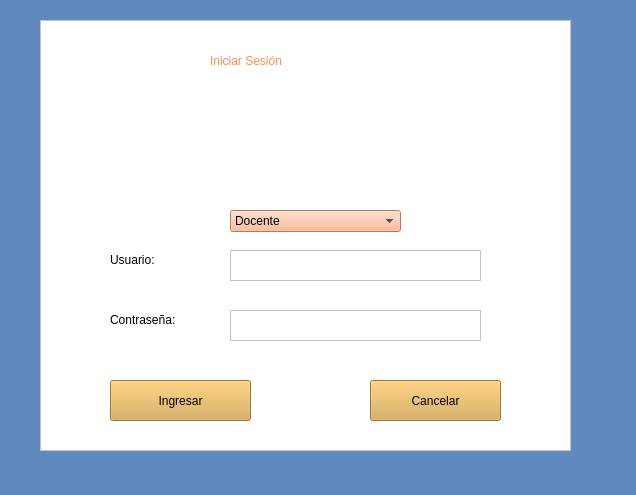
This is login.ui in Shanem007/AulaVirtual as Qt 5 draws it before an edit. The edited form follows.
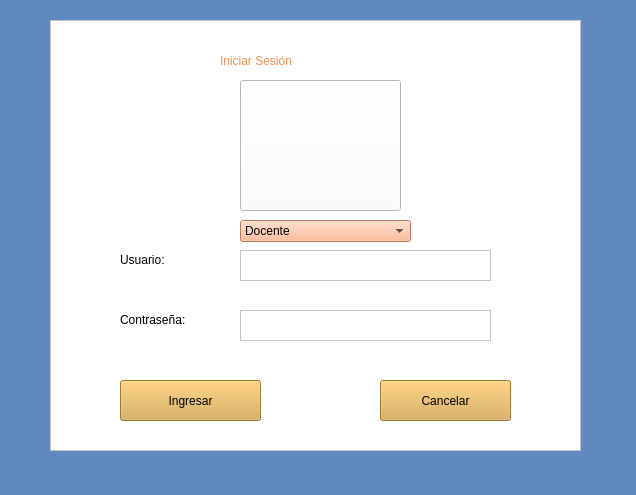
This is the edited form. Icons and pictures are not drawn.

```diff
--- a/login.ui
+++ b/login.ui
@@ -32,7 +32,7 @@
   <widget class="QFrame" name="frame_4">
    <property name="geometry">
     <rect>
-     <x>40</x>
+     <x>50</x>
      <y>20</y>
      <width>531</width>
      <height>431</height>
@@ -51,7 +51,7 @@
     <property name="geometry">
      <rect>
       <x>190</x>
-      <y>190</y>
+      <y>200</y>
       <width>171</width>
       <height>22</height>
      </rect>
@@ -174,36 +174,27 @@
      <string>Iniciar Sesión</string>
     </property>
    </widget>
-   <widget class="QLabel" name="label_5">
+   <widget class="QPushButton" name="pushButton">
     <property name="geometry">
      <rect>
-      <x>100</x>
-      <y>70</y>
-      <width>341</width>
-      <height>111</height>
+      <x>190</x>
+      <y>60</y>
+      <width>161</width>
+      <height>131</height>
      </rect>
     </property>
-    <property name="styleSheet">
-     <string notr="true">image: url(:/logo/logo2.png);</string>
-    </property>
     <property name="text">
      <string/>
     </property>
-   </widget>
-   <widget class="QLabel" name="label_6">
-    <property name="geometry">
-     <rect>
-      <x>210</x>
-      <y>80</y>
-      <width>131</width>
-      <height>91</height>
-     </rect>
+    <property name="icon">
+     <iconset>
+      <normaloff>img/logo2.png</normaloff>img/logo2.png</iconset>
     </property>
-    <property name="styleSheet">
-     <string notr="true">border-image: url(:/img/logo2.png);</string>
-    </property>
-    <property name="text">
-     <string/>
+    <property name="iconSize">
+     <size>
+      <width>400</width>
+      <height>400</height>
+     </size>
     </property>
    </widget>
   </widget>
```
